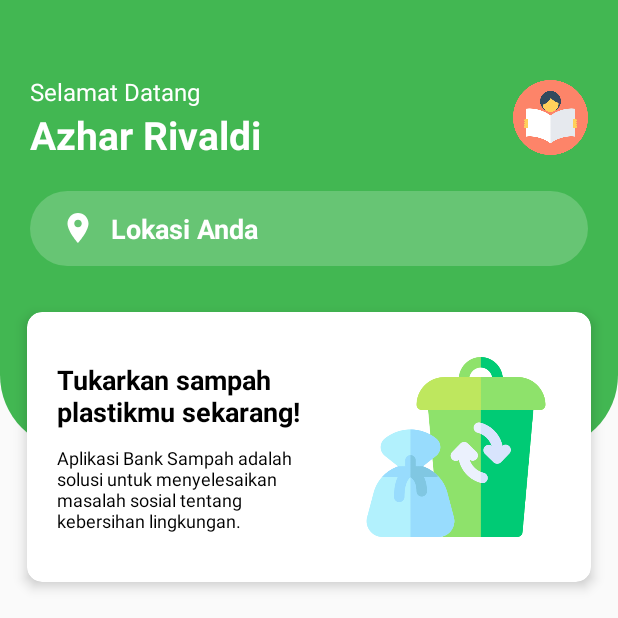
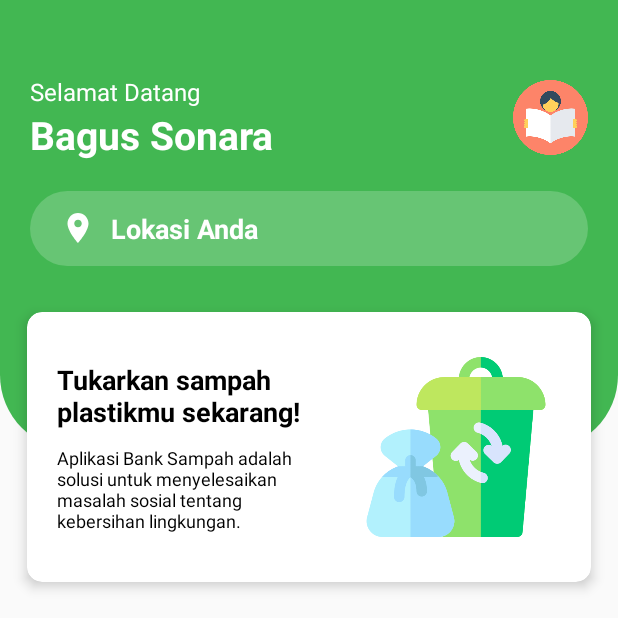
Before and after one commit to GallantSonara/bank-sampah, an Android app: the screen it shows after launch (MainActivity), on a phone screen of 412 x 824 dp, the top half of it. Run offline under Robolectric (Android 15) with nearby library versions, the phone set to English and light mode, and no system bars; libraries missing offline, so code that uses them is left out: im.delight.android; 4 statements that could not run were skipped.

Commit message:
Update activity_main.xml

```diff
--- a/app/src/main/res/layout/activity_main.xml
+++ b/app/src/main/res/layout/activity_main.xml
@@ -46,7 +46,7 @@
                 <TextView
                     android:layout_width="wrap_content"
                     android:layout_height="wrap_content"
-                    android:text="Azhar Rivaldi"
+                    android:text="Bagus Sonara"
                     android:textColor="@color/white"
                     android:textSize="26sp"
                     android:textStyle="bold" />
```
